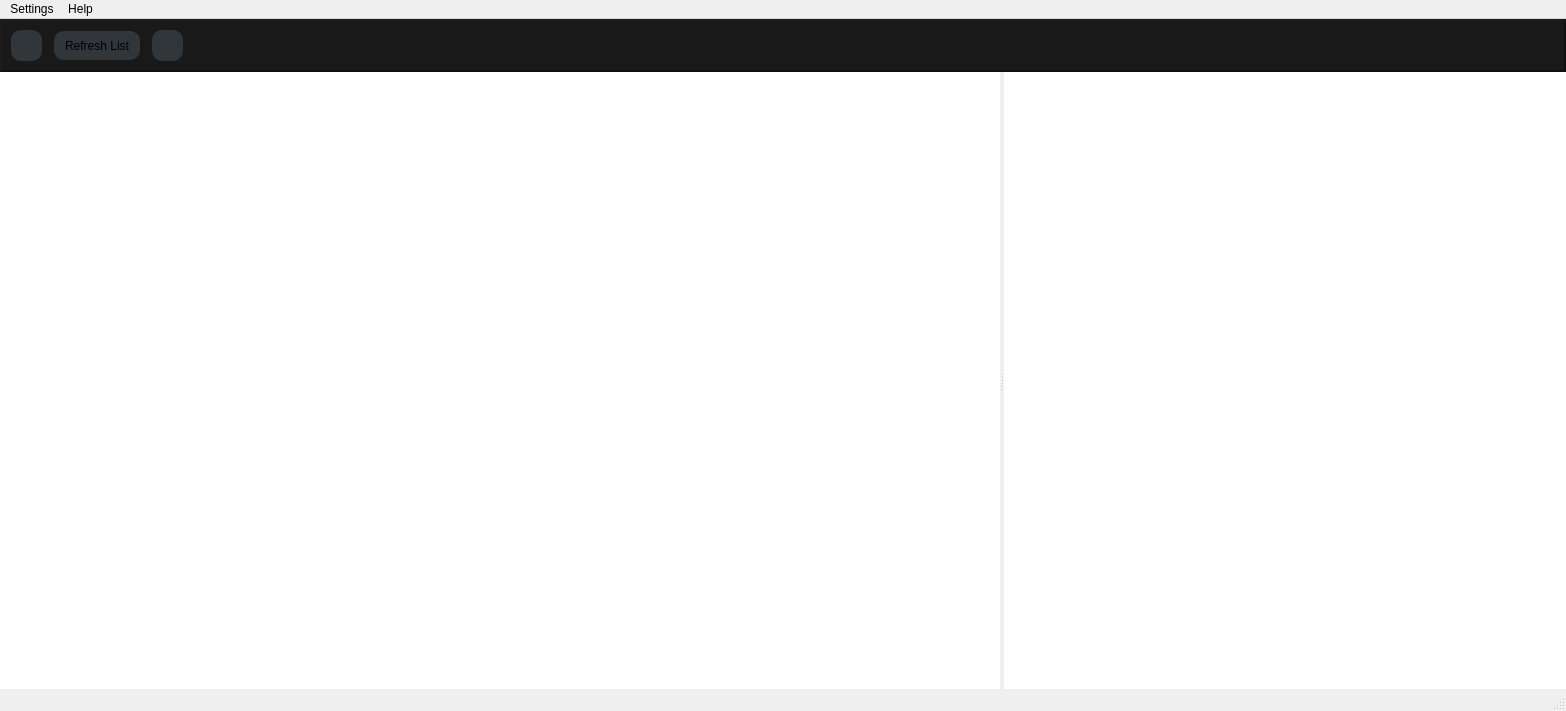
darthtenebrus/linion, file mainwindow.ui: the form before one commit.
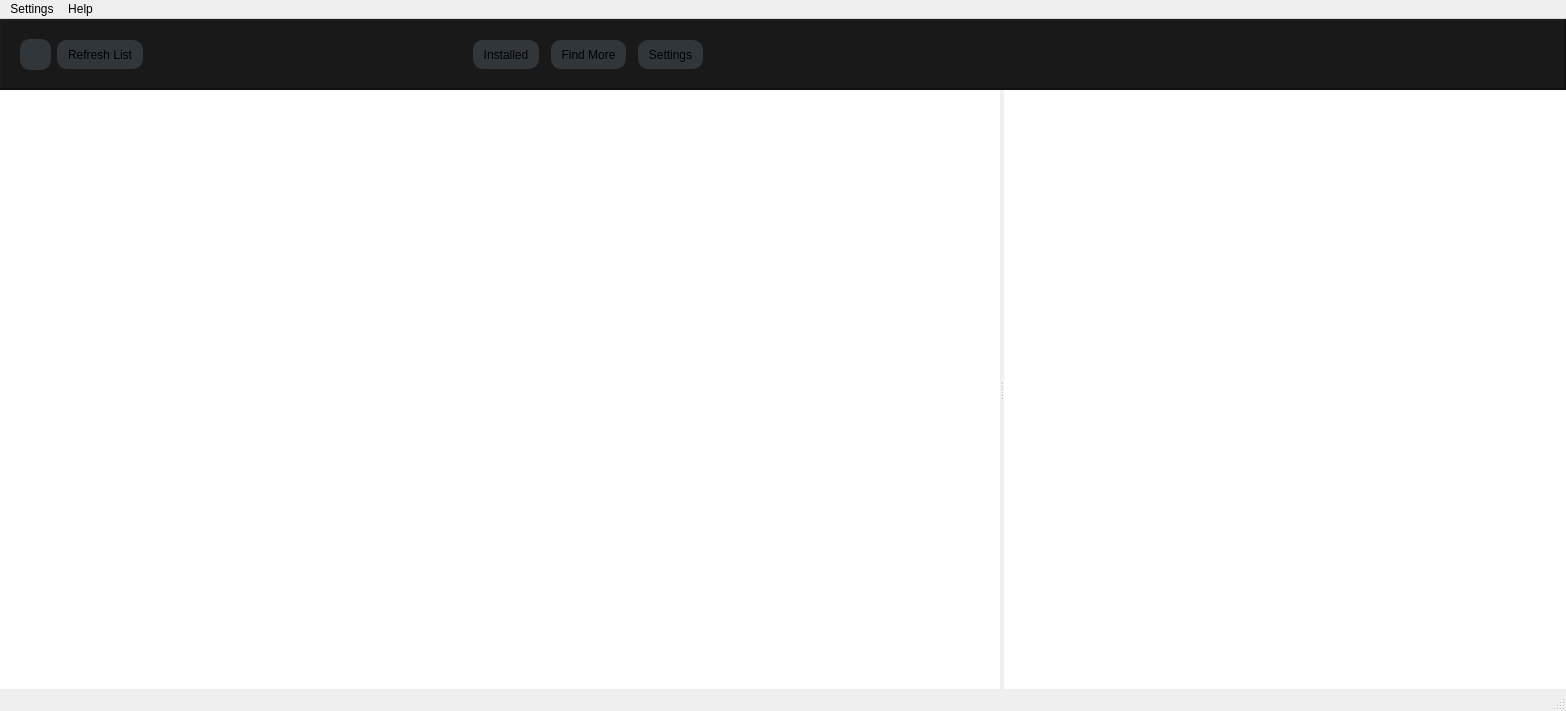
The form after the commit. Icons and pictures are not drawn.

Diff of the .ui file:
```diff
--- a/mainwindow.ui
+++ b/mainwindow.ui
@@ -10,6 +10,12 @@
     <height>711</height>
    </rect>
   </property>
+  <property name="sizePolicy">
+   <sizepolicy hsizetype="Fixed" vsizetype="Preferred">
+    <horstretch>0</horstretch>
+    <verstretch>0</verstretch>
+   </sizepolicy>
+  </property>
   <property name="windowTitle">
    <string>Linion Addon Manager</string>
   </property>
@@ -67,6 +73,31 @@
         <number>12</number>
        </property>
        <item>
+        <widget class="QStackedWidget" name="controls">
+         <property name="sizePolicy">
+          <sizepolicy hsizetype="Fixed" vsizetype="Fixed">
+           <horstretch>0</horstretch>
+           <verstretch>0</verstretch>
+          </sizepolicy>
+         </property>
+         <property name="minimumSize">
+          <size>
+           <width>450</width>
+           <height>0</height>
+          </size>
+         </property>
+         <property name="maximumSize">
+          <size>
+           <width>450</width>
+           <height>16777215</height>
+          </size>
+         </property>
+         <property name="currentIndex">
+          <number>0</number>
+         </property>
+         <widget class="QWidget" name="installedList">
+          <layout class="QHBoxLayout" name="horizontalLayout_2">
+           <item>
         <widget class="QToolButton" name="backupButton">
          <property name="sizePolicy">
           <sizepolicy hsizetype="Fixed" vsizetype="Fixed">
@@ -131,17 +162,78 @@
         </widget>
        </item>
        <item>
+            <spacer name="horizontalSpacer_2">
+             <property name="orientation">
+              <enum>Qt::Horizontal</enum>
+             </property>
+             <property name="sizeHint" stdset="0">
+              <size>
+               <width>40</width>
+               <height>20</height>
+              </size>
+             </property>
+            </spacer>
+           </item>
+          </layout>
+         </widget>
+         <widget class="QWidget" name="page_2">
+          <layout class="QHBoxLayout" name="horizontalLayout_3">
+           <item>
+            <widget class="QLineEdit" name="lineEdit"/>
+           </item>
+          </layout>
+         </widget>
+        </widget>
+       </item>
+       <item>
+        <widget class="QToolButton" name="btnInstalled">
+         <property name="text">
+          <string>Installed</string>
+         </property>
+         <property name="icon">
+          <iconset resource="images.qrc">
+           <normaloff>:/images/small_check.png</normaloff>:/images/small_check.png</iconset>
+         </property>
+         <property name="checkable">
+          <bool>false</bool>
+         </property>
+         <property name="checked">
+          <bool>false</bool>
+         </property>
+         <property name="toolButtonStyle">
+          <enum>Qt::ToolButtonTextBesideIcon</enum>
+         </property>
+        </widget>
+       </item>
+       <item>
+        <widget class="QToolButton" name="btnFindMore">
+         <property name="text">
+          <string>Find More</string>
+         </property>
+         <property name="icon">
+          <iconset resource="images.qrc">
+           <normaloff>:/images/small_check.png</normaloff>:/images/small_check.png</iconset>
+         </property>
+         <property name="toolButtonStyle">
+          <enum>Qt::ToolButtonTextBesideIcon</enum>
+         </property>
+        </widget>
+       </item>
+       <item>
         <widget class="QToolButton" name="setupButton">
          <property name="toolTip">
           <string>Settings</string>
          </property>
          <property name="text">
-          <string/>
+          <string>Settings</string>
          </property>
          <property name="icon">
           <iconset theme="preferences-other">
            <normaloff>.</normaloff>.</iconset>
          </property>
+         <property name="toolButtonStyle">
+          <enum>Qt::ToolButtonTextBesideIcon</enum>
+         </property>
         </widget>
        </item>
        <item>
```
Lines whose indentation alone changed are shown as unchanged.
